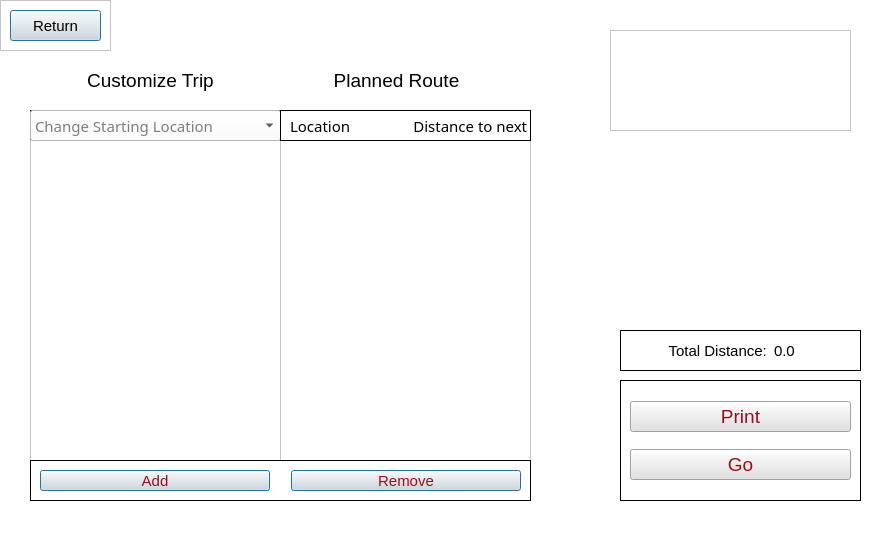
Old version of the form customtrip.ui in the repository DannyCamacho/SaddlebackEats.
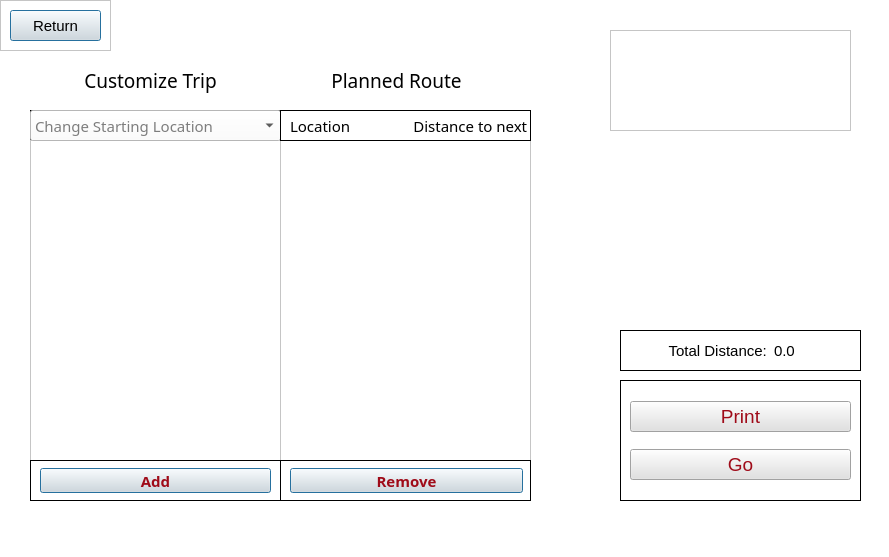
New version of the form. Icons and pictures are not drawn.

Commit message: more modifications on buttons/placement on customtrip.ui

```diff
--- a/customtrip.ui
+++ b/customtrip.ui
@@ -674,6 +674,7 @@
      </property>
      <property name="font">
       <font>
+       <family>Bahnschrift</family>
        <pointsize>14</pointsize>
       </font>
      </property>
@@ -699,6 +700,7 @@
      </property>
      <property name="font">
       <font>
+       <family>Bahnschrift</family>
        <pointsize>14</pointsize>
       </font>
      </property>
@@ -838,53 +840,43 @@
     <property name="frameShadow">
      <enum>QFrame::Plain</enum>
     </property>
-    <layout class="QHBoxLayout" name="horizontalLayout">
-     <item>
-      <widget class="QPushButton" name="pushButton_9">
+    <widget class="Line" name="line">
+     <property name="geometry">
+      <rect>
+       <x>230</x>
+       <y>1</y>
+       <width>40</width>
+       <height>39</height>
+      </rect>
+     </property>
+     <property name="sizePolicy">
+      <sizepolicy hsizetype="Fixed" vsizetype="Minimum">
+       <horstretch>0</horstretch>
+       <verstretch>0</verstretch>
+      </sizepolicy>
+     </property>
        <property name="minimumSize">
         <size>
          <width>0</width>
-         <height>18</height>
-        </size>
-       </property>
-       <property name="font">
-        <font>
-         <pointsize>11</pointsize>
-        </font>
-       </property>
-       <property name="styleSheet">
-        <string notr="true">background-color: rgb(225, 225, 225);
-color: rgb(159, 11, 25);</string>
-       </property>
-       <property name="text">
-        <string>Add</string>
-       </property>
-       <property name="autoDefault">
-        <bool>true</bool>
-       </property>
-       <property name="default">
-        <bool>true</bool>
-       </property>
-      </widget>
-     </item>
-     <item>
-      <spacer name="horizontalSpacer">
+       <height>0</height>
+      </size>
+     </property>
+     <property name="frameShadow">
+      <enum>QFrame::Plain</enum>
+     </property>
        <property name="orientation">
-        <enum>Qt::Horizontal</enum>
-       </property>
-       <property name="sizeType">
-        <enum>QSizePolicy::Fixed</enum>
-       </property>
-       <property name="sizeHint" stdset="0">
-        <size>
-         <width>15</width>
-         <height>10</height>
-        </size>
-       </property>
-      </spacer>
-     </item>
-     <item>
+      <enum>Qt::Vertical</enum>
+     </property>
+    </widget>
       <widget class="QPushButton" name="pushButton_10">
+     <property name="geometry">
+      <rect>
+       <x>260</x>
+       <y>8</y>
+       <width>233</width>
+       <height>25</height>
+      </rect>
+     </property>
        <property name="minimumSize">
         <size>
          <width>0</width>
@@ -893,7 +885,10 @@
        </property>
        <property name="font">
         <font>
+       <family>Segoe UI Semibold</family>
          <pointsize>11</pointsize>
+       <weight>75</weight>
+       <bold>true</bold>
         </font>
        </property>
        <property name="styleSheet">
@@ -910,8 +905,43 @@
         <bool>true</bool>
        </property>
       </widget>
-     </item>
-    </layout>
+    <widget class="QPushButton" name="pushButton_9">
+     <property name="geometry">
+      <rect>
+       <x>10</x>
+       <y>8</y>
+       <width>231</width>
+       <height>25</height>
+      </rect>
+     </property>
+     <property name="minimumSize">
+      <size>
+       <width>0</width>
+       <height>18</height>
+      </size>
+     </property>
+     <property name="font">
+      <font>
+       <family>Segoe UI Semibold</family>
+       <pointsize>11</pointsize>
+       <weight>75</weight>
+       <bold>true</bold>
+      </font>
+     </property>
+     <property name="styleSheet">
+      <string notr="true">background-color: rgb(225, 225, 225);
+color: rgb(159, 11, 25);</string>
+     </property>
+     <property name="text">
+      <string>Add</string>
+     </property>
+     <property name="autoDefault">
+      <bool>true</bool>
+     </property>
+     <property name="default">
+      <bool>true</bool>
+     </property>
+    </widget>
    </widget>
   </widget>
   <widget class="QMenuBar" name="menubar">
```
Left out of the diff: 8 changed lines with no effect on the pictures. Lines whose indentation alone changed are shown as unchanged.
